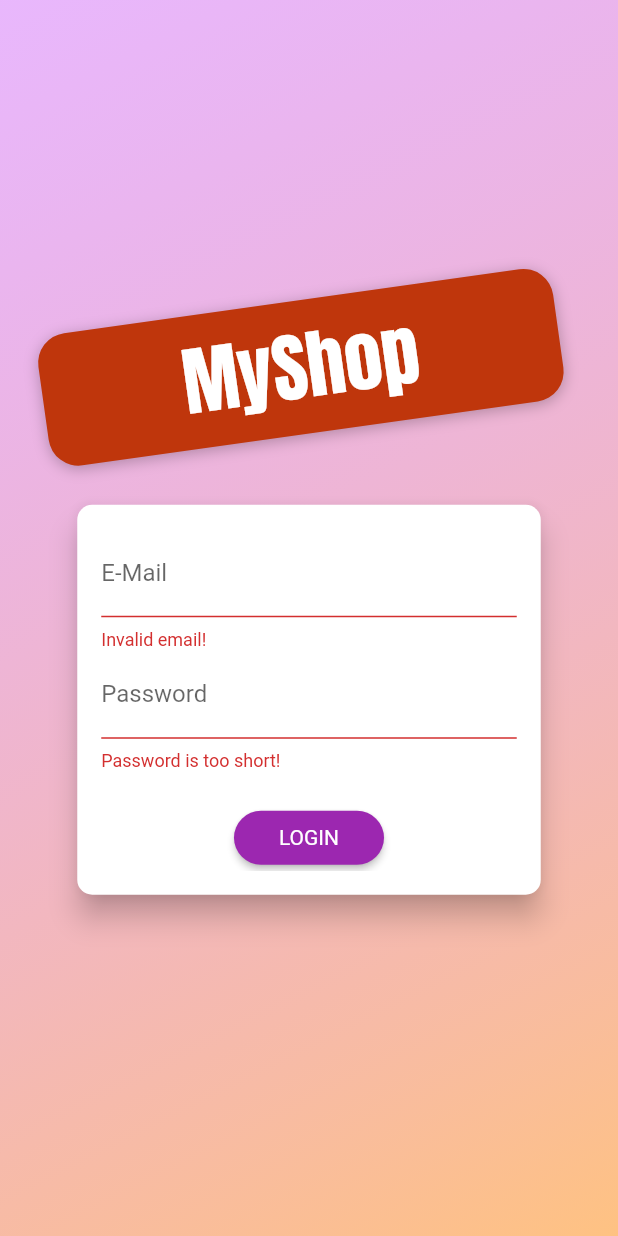
After one commit to dilawarhussain-profile/Shop-App, a Flutter app: the screen it shows after launch, after a tap on "LOGIN", on a phone screen of 412 x 824 dp. The commit adds this screen. Run offline on Flutter 3.47's test engine with Material 2 defaults, Android fonts, the phone set to English and light mode, and no system bars; our stand-ins replace shared_preferences; network calls fail.

Commit message:
user authentication and auto login

```diff
--- a/lib/main.dart
+++ b/lib/main.dart
@@ -1,4 +1,6 @@
 import 'package:flutter/material.dart';
+import './screens/splash_screen.dart';
+import './providers/auth.dart';
 import './providers/cart.dart';
 import 'package:provider/provider.dart';
 import './screens/cart_screen.dart';
@@ -9,6 +11,7 @@ import './providers/products.dart';
 import './providers/orders.dart';
 import './screens/user_products_screen.dart';
 import './screens/edit_product_screen.dart';
+import './screens/auth_screen.dart';
 
 void main() => runApp(MyApp());
 
@@ -18,24 +21,50 @@ class MyApp extends StatelessWidget {
     return MultiProvider(
       providers: [
         ChangeNotifierProvider(
-          create: (contex) => Products(),
+          create: (context) => Auth(),
+        ),
+        ChangeNotifierProxyProvider<Auth, Products>(
+          create: (_) => Products('', '', []),
+          update: (context, auth, previousProducts) => Products(
+            auth.token,
+            auth.userId,
+            previousProducts == null ? [] : previousProducts.items,
+          ),
         ),
         ChangeNotifierProvider(
           create: (contex) => Cart(),
         ),
-        ChangeNotifierProvider(
-          create: (context) => Orders(),
+        ChangeNotifierProxyProvider<Auth, Orders>(
+          create: (context) => Orders('', '', []),
+          update: (context, auth, previousOrders) => Orders(
+            auth.token,
+            auth.userId,
+            previousOrders == null ? [] : previousOrders.orders,
+          ),
         ),
       ],
-      child: MaterialApp(
+      child: Consumer<Auth>(
+        builder: (context, auth, _) => MaterialApp(
             title: 'My Shop',
             debugShowCheckedModeBanner: false,
             theme: ThemeData(
               fontFamily: 'Lato',
               colorScheme: ColorScheme.fromSwatch(primarySwatch: Colors.purple)
                   .copyWith(secondary: Colors.deepOrange),
+              textTheme: ThemeData.light().textTheme.copyWith(
+                    headline6: TextStyle(color: Colors.white),
                   ),
-          home: ProductsOverviewScreen(),
+            ),
+            home: auth.isAuth
+                ? ProductsOverviewScreen()
+                : FutureBuilder(
+                    future: auth.tryAutoLogin(),
+                    builder: (context, authResultSnapshot) =>
+                        authResultSnapshot.connectionState ==
+                                ConnectionState.waiting
+                            ? SplashScreen()
+                            : AuthScreen(),
+                  ),
             routes: {
               ProductDetailScreen.routeName: (ctx) => ProductDetailScreen(),
               CartScreen.routeName: (context) => CartScreen(),
@@ -43,6 +72,7 @@ class MyApp extends StatelessWidget {
               UserProductsScreen.routeName: (context) => UserProductsScreen(),
               EditProductScreen.routeName: (context) => EditProductScreen(),
             }),
+      ),
     );
   }
 }
--- /dev/null
+++ b/lib/providers/auth.dart
@@ -0,0 +1,124 @@
+import 'dart:convert';
+import 'dart:async';
+//import 'dart:math';
+import 'package:flutter/widgets.dart';
+import 'package:http/http.dart' as http;
+import 'package:shared_preferences/shared_preferences.dart';
+import '../models/http_exception.dart';
+
+class Auth with ChangeNotifier {
+  String _token;
+  DateTime _expiryDate;
+  String _userId;
+  Timer _authTimer;
+
+  Future<void> _authenticate(
+      String email, String password, String urlSegment) async {
+    final url =
+        'https://identitytoolkit.googleapis.com/v1/accounts:$urlSegment?key=AIzaSyA98JPmT12_o_TX1MzJwk46Bt5O6cr7QbI';
+    try {
+      final response = await http.post(
+        Uri.parse(url),
+        body: json.encode(
+          {
+            'email': email,
+            'password': password,
+            'returnSecureToken': true,
+          },
+        ),
+      );
+
+      final responseData = json.decode(response.body);
+      if (responseData['error'] != null) {
+        throw HttpException(responseData['error']['message']);
+      }
+      _token = responseData['idToken'];
+      _userId = responseData['localId'];
+      _expiryDate = DateTime.now().add(
+        Duration(
+          seconds: int.parse(responseData['expiresIn']),
+        ),
+      );
+      _autoLogout();
+      notifyListeners();
+      final prefs = await SharedPreferences.getInstance();
+      final userData = json.encode(
+        {
+          'token': _token,
+          'userId': _userId,
+          'expiryDate': _expiryDate.toIso8601String(),
+        },
+      );
+      prefs.setString('userData', userData);
+    } catch (error) {
+      throw error;
+    }
+  }
+
+  bool get isAuth {
+    return token != null;
+  }
+
+  String get token {
+    if (_expiryDate != null &&
+        _expiryDate.isAfter(DateTime.now()) &&
+        _token != null) {
+      return _token;
+    }
+    return null;
+  }
+
+  String get userId {
+    return _userId;
+  }
+
+  Future<void> signUp(String email, String password) async {
+    return _authenticate(email, password, 'signUp');
+  }
+
+  Future<void> signIn(String email, String password) async {
+    return _authenticate(email, password, 'signInWithPassword');
+  }
+
+  Future<bool> tryAutoLogin() async {
+    final prefs = await SharedPreferences.getInstance();
+    if (!prefs.containsKey('userData')) {
+      return false;
+    }
+    final extractedUserData =
+        json.decode(prefs.getString('userData')) as Map<String, Object>;
+    final expiryDate = DateTime.parse(extractedUserData['expiryDate']);
+    if (expiryDate.isBefore(DateTime.now())) {
+      return false;
+    }
+    _token = extractedUserData['token'];
+    _userId = extractedUserData['userId'];
+    _expiryDate = expiryDate;
+    notifyListeners();
+    _autoLogout();
+    return true;
+  }
+
+  Future<void> logout() async {
+    _token = null;
+    _userId = null;
+    _expiryDate = null;
+    if (_authTimer != null) {
+      _authTimer.cancel();
+      _authTimer = null;
+    }
+    notifyListeners();
+    final prefs = await SharedPreferences.getInstance();
+    //prefs.remove('userData');
+    prefs
+        .clear(); // don't use if don't want to remove all use data except login
+  }
+
+  void _autoLogout() {
+    if (_authTimer != null) {
+      _authTimer.cancel();
+    }
+    final _timeToExpiry = _expiryDate.difference(DateTime.now()).inSeconds;
+    _authTimer = Timer(Duration(seconds: _timeToExpiry), logout);
+  }
+}
--- a/lib/providers/orders.dart
+++ b/lib/providers/orders.dart
@@ -21,14 +21,18 @@ class OrderItem {
 
 class Orders with ChangeNotifier {
   List<OrderItem> _orders = [];
+  final String authToken;
+  final String userId;
+
+  Orders(this.authToken, this.userId, this._orders);
 
   List<OrderItem> get orders {
     return [..._orders];
   }
 
   Future<void> fetchAndSetOrders() async {
-    const url =
-        'https://flutter-update-my-shop-app-default-rtdb.firebaseio.com/orders.json';
+    final url =
+        'https://flutter-update-my-shop-app-default-rtdb.firebaseio.com/orders/$userId.json?auth=$authToken';
     final response = await http.get(Uri.parse(url));
     final List<OrderItem> loadedOrders = [];
     final extractedData = json.decode(response.body) as Map<String, dynamic>;
@@ -59,8 +63,8 @@ class Orders with ChangeNotifier {
   }
 
   Future<void> addOrder(List<CartItem> cartProducts, double total) async {
-    const url =
-        'https://flutter-update-my-shop-app-default-rtdb.firebaseio.com/orders.json';
+    final url =
+        'https://flutter-update-my-shop-app-default-rtdb.firebaseio.com/orders/$userId.json?auth=$authToken';
     final timestamp = DateTime.now();
     final response = await http.post(
       Uri.parse(url),
--- /dev/null
+++ b/lib/screens/auth_screen.dart
@@ -0,0 +1,288 @@
+import 'dart:math';
+
+import 'package:flutter/material.dart';
+import '../providers/auth.dart';
+import 'package:provider/provider.dart';
+
+import '../models/http_exception.dart';
+
+enum AuthMode { Signup, Login }
+
+class AuthScreen extends StatelessWidget {
+  static const routeName = '/auth';
+
+  @override
+  Widget build(BuildContext context) {
+    final deviceSize = MediaQuery.of(context).size;
+    // final transformConfig = Matrix4.rotationZ(-8 * pi / 180);
+    // transformConfig.translate(-10.0);
+    return Scaffold(
+      // resizeToAvoidBottomInset: false,
+      body: Stack(
+        children: <Widget>[
+          Container(
+            decoration: BoxDecoration(
+              gradient: LinearGradient(
+                colors: [
+                  Color.fromRGBO(215, 117, 255, 1).withOpacity(0.5),
+                  Color.fromRGBO(255, 188, 117, 1).withOpacity(0.9),
+                ],
+                begin: Alignment.topLeft,
+                end: Alignment.bottomRight,
+                stops: [0, 1],
+              ),
+            ),
+          ),
+          SingleChildScrollView(
+            child: Container(
+              height: deviceSize.height,
+              width: deviceSize.width,
+              child: Column(
+                mainAxisAlignment: MainAxisAlignment.center,
+                crossAxisAlignment: CrossAxisAlignment.center,
+                children: <Widget>[
+                  Flexible(
+                    child: Container(
+                      margin: EdgeInsets.only(bottom: 20.0),
+                      padding:
+                          EdgeInsets.symmetric(vertical: 8.0, horizontal: 94.0),
+                      transform: Matrix4.rotationZ(-8 * pi / 180)
+                        ..translate(-10.0),
+                      // ..translate(-10.0),
+                      decoration: BoxDecoration(
+                        borderRadius: BorderRadius.circular(20),
+                        color: Colors.deepOrange.shade900,
+                        boxShadow: [
+                          BoxShadow(
+                            blurRadius: 8,
+                            color: Colors.black26,
+                            offset: Offset(0, 2),
+                          )
+                        ],
+                      ),
+                      child: Text(
+                        'MyShop',
+                        style: TextStyle(
+                          //color: Theme.of(context).accentTextTheme.headline6.color,
+                          color: Theme.of(context).textTheme.headline6.color,
+                          //color: Colors.white,
+                          fontSize: 50,
+                          fontFamily: 'Anton',
+                          fontWeight: FontWeight.normal,
+                        ),
+                      ),
+                    ),
+                  ),
+                  Flexible(
+                    flex: deviceSize.width > 600 ? 2 : 1,
+                    child: AuthCard(),
+                  ),
+                ],
+              ),
+            ),
+          ),
+        ],
+      ),
+    );
+  }
+}
+
+class AuthCard extends StatefulWidget {
+  const AuthCard({
+    Key key,
+  }) : super(key: key);
+
+  @override
+  _AuthCardState createState() => _AuthCardState();
+}
+
+class _AuthCardState extends State<AuthCard> {
+  final GlobalKey<FormState> _formKey = GlobalKey();
+  AuthMode _authMode = AuthMode.Login;
+  Map<String, String> _authData = {
+    'email': '',
+    'password': '',
+  };
+  var _isLoading = false;
+  final _passwordController = TextEditingController();
+
+  void _showErrorDialog(String message) {
+    showDialog(
+      context: context,
+      builder: (ctx) => AlertDialog(
+        title: Text('An Error Occurred!'),
+        content: Text(message),
+        actions: <Widget>[
+          ElevatedButton(
+            child: Text('Okay'),
+            onPressed: () {
+              Navigator.of(ctx).pop();
+            },
+          )
+        ],
+      ),
+    );
+  }
+
+  Future<void> _submit() async {
+    if (!_formKey.currentState.validate()) {
+      // Invalid!
+      return;
+    }
+    _formKey.currentState.save();
+    setState(() {
+      _isLoading = true;
+    });
+    try {
+      if (_authMode == AuthMode.Login) {
+        await Provider.of<Auth>(context, listen: false).signIn(
+          _authData['email'],
+          _authData['password'],
+        );
+        // Log user in
+      } else {
+        // Sign user up
+        await Provider.of<Auth>(context, listen: false).signUp(
+          _authData['email'],
+          _authData['password'],
+        );
+      }
+    } on HttpException catch (error) {
+      var errorMessage = 'Authentication failed';
+      if (error.toString().contains('EMAIL_EXISTS')) {
+        errorMessage = 'This email address is already in use.';
+      } else if (error.toString().contains('INVALID_EMAIL')) {
+        errorMessage = 'This is not a valid email address';
+      } else if (error.toString().contains('WEAK_PASSWORD')) {
+        errorMessage = 'This password is too weak.';
+      } else if (error.toString().contains('EMAIL_NOT_FOUND')) {
+        errorMessage = 'Could not find a user with that email.';
+      } else if (error.toString().contains('INVALID_PASSWORD')) {
+        errorMessage = 'Invalid password.';
+      }
+      _showErrorDialog(errorMessage);
+    } catch (error) {
+      const errorMessage =
+          'Could not authenticate you. Please try again later.';
+      _showErrorDialog(errorMessage);
+    }
+
+    setState(() {
+      _isLoading = false;
+    });
+  }
+
+  void _switchAuthMode() {
+    if (_authMode == AuthMode.Login) {
+      setState(() {
+        _authMode = AuthMode.Signup;
+      });
+    } else {
+      setState(() {
+        _authMode = AuthMode.Login;
+      });
+    }
+  }
+
+  @override
+  Widget build(BuildContext context) {
+    final deviceSize = MediaQuery.of(context).size;
+    return Card(
+      shape: RoundedRectangleBorder(
+        borderRadius: BorderRadius.circular(10.0),
+      ),
+      elevation: 8.0,
+      child: Container(
+        height: _authMode == AuthMode.Signup ? 320 : 260,
+        constraints:
+            BoxConstraints(minHeight: _authMode == AuthMode.Signup ? 320 : 260),
+        width: deviceSize.width * 0.75,
+        padding: EdgeInsets.all(16.0),
+        child: Form(
+          key: _formKey,
+          child: SingleChildScrollView(
+            child: Column(
+              children: <Widget>[
+                TextFormField(
+                  decoration: InputDecoration(labelText: 'E-Mail'),
+                  keyboardType: TextInputType.emailAddress,
+                  validator: (value) {
+                    if (value.isEmpty || !value.contains('@')) {
+                      return 'Invalid email!';
+                    }
+                    return null;
+                  },
+                  onSaved: (value) {
+                    _authData['email'] = value;
+                  },
+                ),
+                TextFormField(
+                  decoration: InputDecoration(labelText: 'Password'),
+                  obscureText: true,
+                  controller: _passwordController,
+                  validator: (value) {
+                    if (value.isEmpty || value.length < 5) {
+                      return 'Password is too short!';
+                    }
+                    return null;
+                  },
+                  onSaved: (value) {
+                    _authData['password'] = value;
+                  },
+                ),
+                if (_authMode == AuthMode.Signup)
+                  TextFormField(
+                    enabled: _authMode == AuthMode.Signup,
+                    decoration: InputDecoration(labelText: 'Confirm Password'),
+                    obscureText: true,
+                    validator: _authMode == AuthMode.Signup
+                        ? (value) {
+                            if (value != _passwordController.text) {
+                              return 'Passwords do not match!';
+                            }
+                            return null;
+                          }
+                        : null,
+                  ),
+                SizedBox(
+                  height: 20,
+                ),
+                if (_isLoading)
+                  CircularProgressIndicator()
+                else
+                  ElevatedButton(
+                    child: Text(
+                      _authMode == AuthMode.Login ? 'LOGIN' : 'SIGN UP',
+                    ),
+                    onPressed: _submit,
+                    style: ElevatedButton.styleFrom(
+                      shape: RoundedRectangleBorder(
+                        borderRadius: BorderRadius.circular(30),
+                      ),
+                      backgroundColor: Theme.of(context).colorScheme.primary,
+                      padding:
+                          EdgeInsets.symmetric(horizontal: 30.0, vertical: 8.0),
+                      textStyle: TextStyle(
+                        color: Theme.of(context).primaryTextTheme.button.color,
+                      ),
+                    ),
+                  ),
+                ElevatedButton(
+                  child: Text(
+                      '${_authMode == AuthMode.Login ? 'SIGNUP' : 'LOGIN'} INSTEAD'),
+                  onPressed: _switchAuthMode,
+                  style: ElevatedButton.styleFrom(
+                    padding:
+                        EdgeInsets.symmetric(horizontal: 30.0, vertical: 4),
+                    tapTargetSize: MaterialTapTargetSize.shrinkWrap,
+                    textStyle: TextStyle(color: Theme.of(context).primaryColor),
+                  ),
+                ),
+              ],
+            ),
+          ),
+        ),
+      ),
+    );
+  }
+}
--- /dev/null
+++ b/lib/screens/splash_screen.dart
@@ -0,0 +1,12 @@
+import 'package:flutter/material.dart';
+
+class SplashScreen extends StatelessWidget {
+  @override
+  Widget build(BuildContext context) {
+    return Scaffold(
+      body: Center(
+        child: Text('Loading...'),
+      ),
+    );
+  }
+}
--- a/lib/widgets/product_item.dart
+++ b/lib/widgets/product_item.dart
@@ -1,4 +1,5 @@
 import 'package:flutter/material.dart';
+import '../providers/auth.dart';
 import '../providers/cart.dart';
 import 'package:provider/provider.dart';
 
@@ -16,6 +17,7 @@ class ProductItem extends StatelessWidget {
   Widget build(BuildContext context) {
     final product = Provider.of<Product>(context, listen: false);
     final cart = Provider.of<Cart>(context, listen: false);
+    final authData = Provider.of<Auth>(context, listen: false);
     return ClipRRect(
       borderRadius: BorderRadius.circular(10),
       child: GridTile(
@@ -40,7 +42,7 @@ class ProductItem extends StatelessWidget {
               ),
               color: Theme.of(context).colorScheme.secondary,
               onPressed: () {
-                product.toggleFavoriteStatus();
+                product.toggleFavoriteStatus(authData.token, authData.userId);
               },
             ),
           ),
--- a/pubspec.yaml
+++ b/pubspec.yaml
@@ -35,6 +35,7 @@ dev_dependencies:
   provider: ^6.0.5
   intl: ^0.18.0
   http: ^0.13.5
+  shared_preferences: ^2.0.16
 
 # For information on the generic Dart part of this file, see the
 # following page: https://dart.dev/tools/pub/pubspec
```
Also changed, not shown: lib/providers/product.dart (+6 -6 lines), lib/providers/products.dart (+21 -9 lines), lib/screens/user_products_screen.dart (+16 -4 lines), lib/widgets/app_drawer.dart (+14 -0 lines), pubspec.lock, 1 other file. Lines whose indentation alone changed are shown as unchanged.
